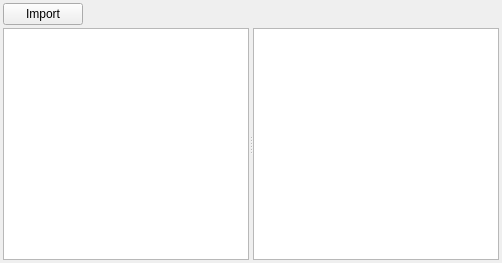
The window that Tools/Editor/assetmanager/assetmanagerwidget.ui (marcellfischbach/CobaltSKY) describes before a commit, drawn with Qt 5.
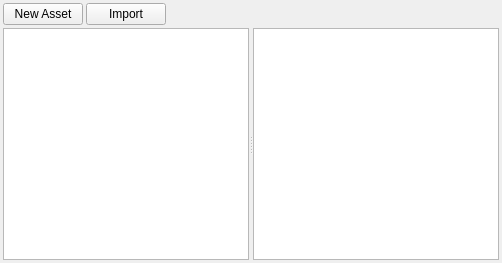
The same window after the commit. Icons and pictures are not drawn.

Commit message: Added handling for creating a new asset.

What changed in the file:
```diff
--- a/Tools/Editor/assetmanager/assetmanagerwidget.ui
+++ b/Tools/Editor/assetmanager/assetmanagerwidget.ui
@@ -31,6 +31,13 @@
    </property>
    <item row="0" column="0">
     <layout class="QHBoxLayout" name="horizontalLayout">
+     <item>
+      <widget class="QPushButton" name="pbNewAsset">
+       <property name="text">
+        <string>New Asset</string>
+       </property>
+      </widget>
+     </item>
      <item>
       <widget class="QPushButton" name="pbImport">
        <property name="text">
```
The commit also changes 10 other files.
